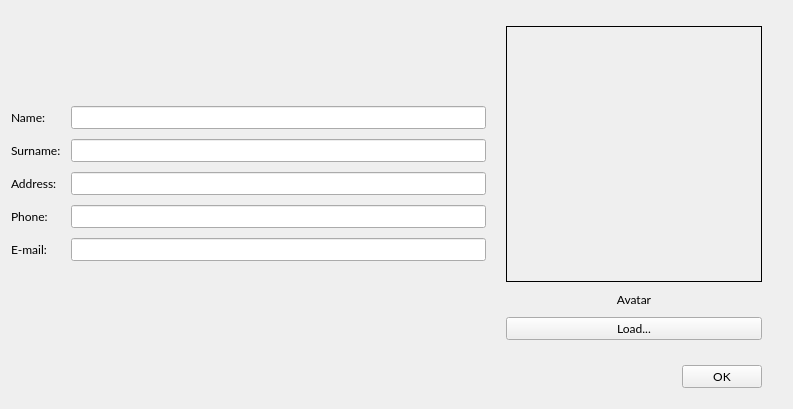
RScarcia/Qt_Experiments, file MainWindow/AddWindow.ui: the form before one commit.
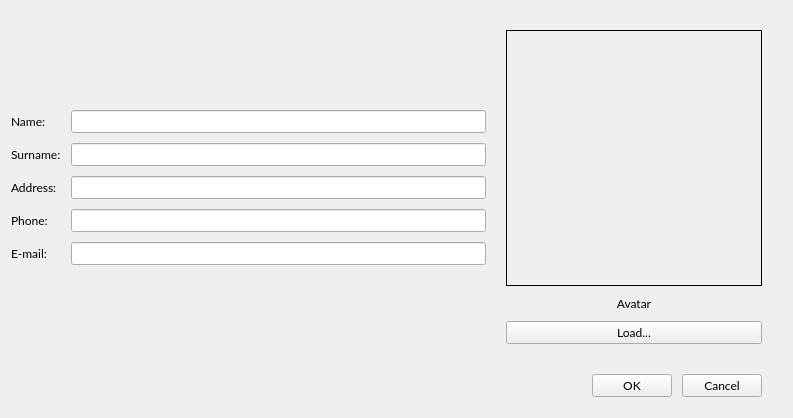
The form after the commit.

```diff
--- a/MainWindow/AddWindow.ui
+++ b/MainWindow/AddWindow.ui
@@ -7,7 +7,7 @@
     <x>0</x>
     <y>0</y>
     <width>793</width>
-    <height>409</height>
+    <height>418</height>
    </rect>
   </property>
   <property name="windowTitle">
@@ -300,6 +300,9 @@
      </item>
      <item>
       <layout class="QHBoxLayout" name="horizontalLayout">
+       <property name="spacing">
+        <number>10</number>
+       </property>
        <property name="topMargin">
         <number>10</number>
        </property>
@@ -335,6 +338,19 @@
          </property>
         </widget>
        </item>
+       <item>
+        <widget class="QPushButton" name="cancelButton">
+         <property name="font">
+          <font>
+           <family>Lato</family>
+           <pointsize>9</pointsize>
+          </font>
+         </property>
+         <property name="text">
+          <string>Cancel</string>
+         </property>
+        </widget>
+       </item>
       </layout>
      </item>
     </layout>
```
